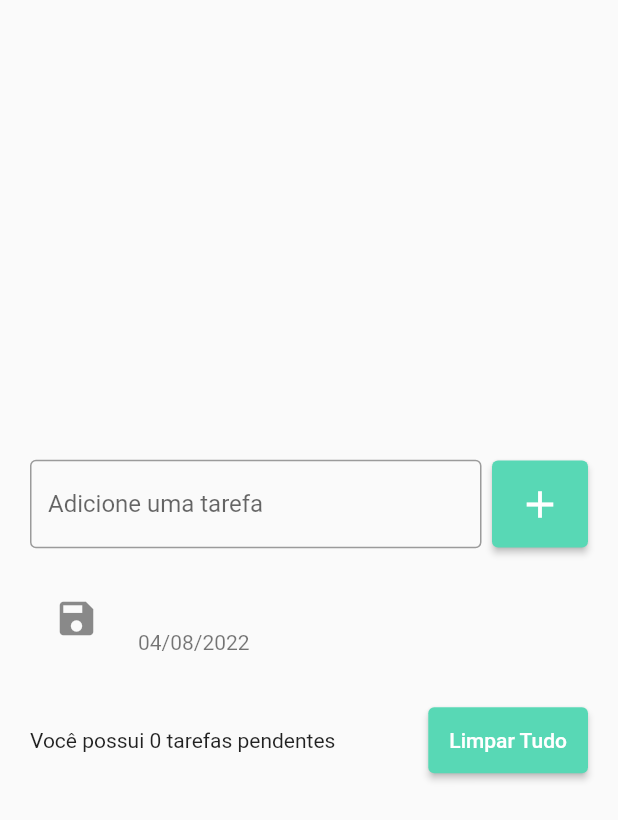
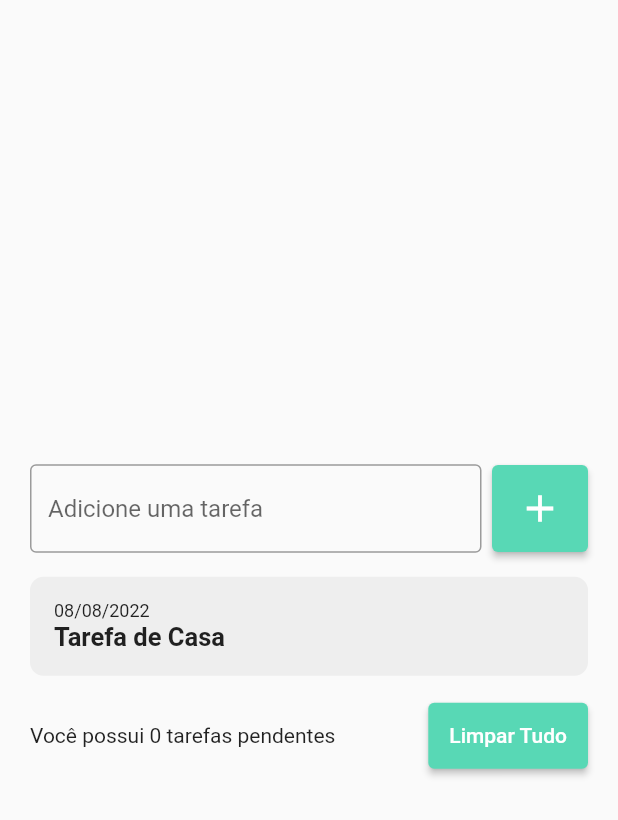
Before and after one commit to brunodeev/todo_list, a Flutter app: the screen it shows after launch, after a tap on the "add" icon, on a phone screen of 412 x 824 dp. Shown: the top 820 px of the screen. Run offline on Flutter 3.47's test engine with Material 2 defaults, Android fonts, the phone set to English and light mode, and no system bars.

Commit message:
Melhorando o design da tarefa

```diff
--- a/lib/pages/todo_list_page.dart
+++ b/lib/pages/todo_list_page.dart
@@ -1,6 +1,8 @@
 // ignore_for_file: prefer_const_constructors, prefer_const_literals_to_create_immutables
 
 import 'package:flutter/material.dart';
+
+import '../widgets/todo_list_item.dart';
 
 class TodoListPage extends StatefulWidget {
   TodoListPage({Key? key}) : super(key: key);
@@ -59,18 +61,7 @@ class _TodoListPageState extends State<TodoListPage> {
               child: ListView(
                 shrinkWrap: true,
                 children: [
-                  for (String todo in todos)
-                    ListTile(
-                      title: Text(todo),
-                      subtitle: Text('04/08/2022'),
-                      leading: Icon(
-                        Icons.save,
-                        size: 30,
-                      ),
-                      onTap: () {
-                        print('Tarefa: $todo');
-                      },
-                    ),
+                  for (String todo in todos) TodoListItem(),
                 ],
               ),
             ),
--- /dev/null
+++ b/lib/widgets/todo_list_item.dart
@@ -0,0 +1,32 @@
+import 'package:flutter/src/foundation/key.dart';
+import 'package:flutter/src/widgets/framework.dart';
+
+import 'package:flutter/material.dart';
+
+class TodoListItem extends StatelessWidget {
+  const TodoListItem({Key? key}) : super(key: key);
+
+  @override
+  Widget build(BuildContext context) {
+    return Container(
+      decoration: BoxDecoration(
+        borderRadius: BorderRadius.circular(9),
+        color: Colors.grey[200],
+      ),
+      padding: const EdgeInsets.all(16),
+      child: Column(
+        crossAxisAlignment: CrossAxisAlignment.start,
+        children: const [
+          Text(
+            '08/08/2022',
+            style: TextStyle(
+              fontSize: 12,
+            ),
+          ),
+          Text('Tarefa de Casa',
+              style: TextStyle(fontSize: 17, fontWeight: FontWeight.w600)),
+        ],
+      ),
+    );
+  }
+}
```
